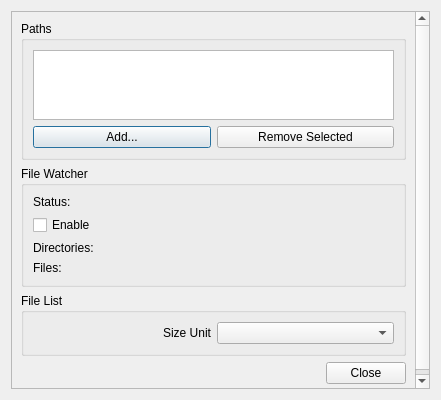
First picture: the form in settings.ui, repository Denzy7/dsearch, before the edit.
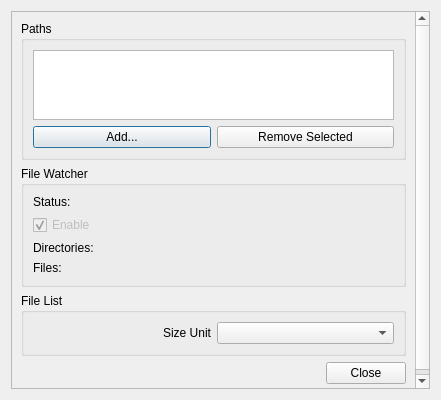
Second picture: the form after the edit.

Diff of the .ui file:
```diff
--- a/settings.ui
+++ b/settings.ui
@@ -24,8 +24,8 @@
        <rect>
         <x>0</x>
         <y>0</y>
-        <width>407</width>
-        <height>465</height>
+        <width>408</width>
+        <height>487</height>
        </rect>
       </property>
       <layout class="QVBoxLayout" name="verticalLayout">
@@ -78,9 +78,15 @@
           </item>
           <item>
            <widget class="QCheckBox" name="chkFileWatcher">
+            <property name="enabled">
+             <bool>false</bool>
+            </property>
             <property name="text">
              <string>Enable</string>
             </property>
+            <property name="checked">
+             <bool>true</bool>
+            </property>
            </widget>
           </item>
           <item>
```
Left out of the diff: 6 changed lines with no effect on the pictures.
